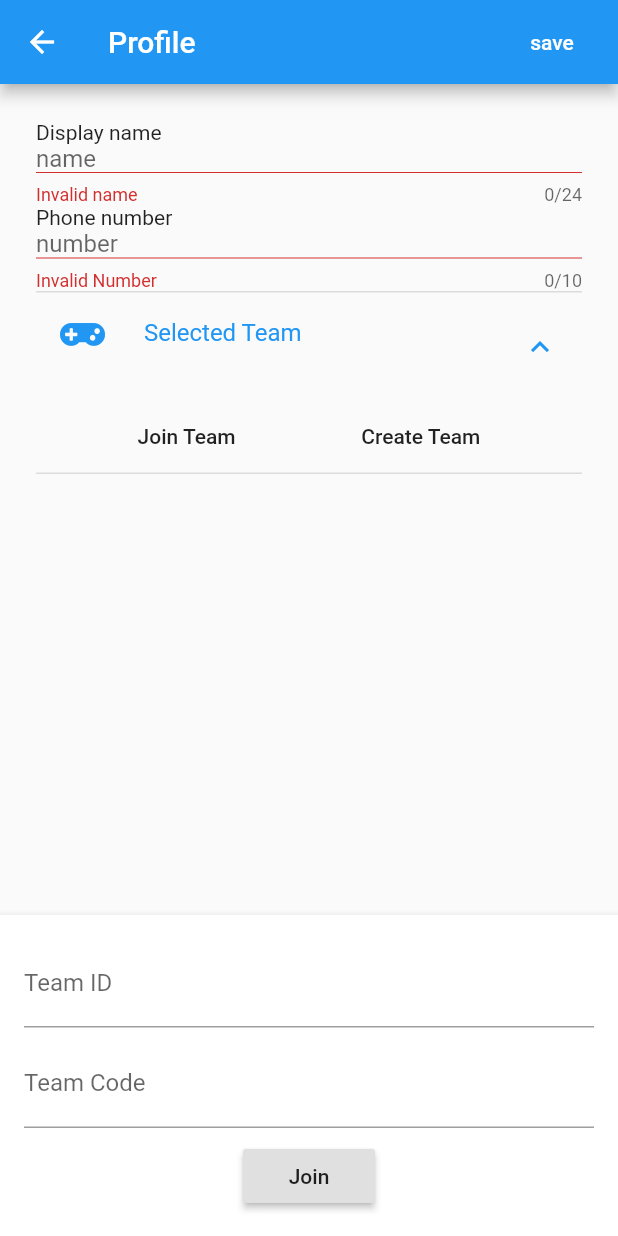
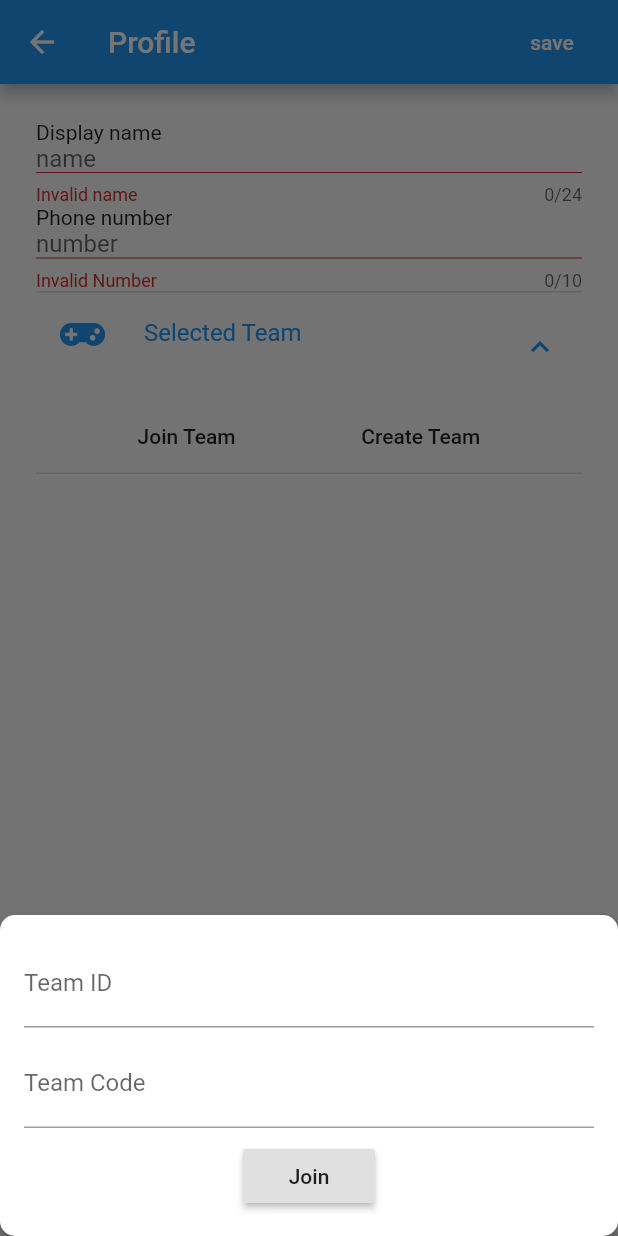
Before and after one commit to udhay24/cosmo, a Flutter app: the UserProfileScreen screen opened by its route, after a tap on "Selected Team", after a tap on "Join Team", on a phone screen of 412 x 824 dp. Run offline on Flutter 3.47's test engine with Material 2 defaults, Android fonts, the phone set to English and light mode, and no system bars; our stand-ins replace bloc, cloud_firestore, equatable, firebase_auth, flutter_bloc, flutter_icons and 4 more; accounts and stored records are empty; network calls fail.

Commit message:
converted the form to dialog

```diff
--- a/lib/main.dart
+++ b/lib/main.dart
@@ -55,9 +55,6 @@ class App extends StatelessWidget {
           navigatorKey: BlocProvider.of<NavigationBloc>(context).navigatorKey,
           onGenerateRoute: generateRoute,
           initialRoute: ScreenRoutes.SPLASH_SCREEN_ROUTE,
-          theme: ThemeData.light().copyWith(
-              canvasColor: Color.fromARGB(60, 240, 239, 239),
-          ),
         );
       },
       listener: (context, state) {
--- a/lib/user_detail/ui/join_team_form.dart
+++ b/lib/user_detail/ui/join_team_form.dart
@@ -1,28 +1,53 @@
 import 'package:flutter/material.dart';
 import 'package:flutter/widgets.dart';
 import 'package:flutter_bloc/flutter_bloc.dart';
+import 'package:font_awesome_flutter/font_awesome_flutter.dart';
 import 'package:pubg/user_detail/bloc/bloc.dart';
 import 'package:pubg/user_detail/bloc/user_profile_bloc.dart';
 
-class JoinTeamForm extends StatelessWidget {
-  final TextEditingController _teamIdController =
-      TextEditingController();
+class JoinTeamForm extends StatefulWidget {
+
+  final UserProfileBloc userProfileBloc;
+
+  JoinTeamForm({@required this.userProfileBloc});
+
+  @override
+  _JoinTeamFormState createState() => _JoinTeamFormState();
+}
+
+class _JoinTeamFormState extends State<JoinTeamForm> {
+
+  final TextEditingController _teamIDController =
+  TextEditingController();
   final TextEditingController _teamCodeController =
-      TextEditingController();
+  TextEditingController();
+
+  final GlobalKey<FormState> _globalKey = GlobalKey();
+
+  @override
+  void dispose() {
+    _teamCodeController.dispose();
+    _teamIDController.dispose();
+    super.dispose();
+  }
+
 
   @override
   Widget build(BuildContext context) {
     return BlocConsumer<UserProfileBloc, UserProfileState>(
+      bloc: widget.userProfileBloc,
         builder: (context, state) {
-      return Wrap(children: <Widget>[
-        Container(
-          color: Colors.white,
+      return Padding(
+        padding: MediaQuery.of(context).viewInsets,
+        child: Form(
+          key: _globalKey,
           child: Padding(
             padding: const EdgeInsets.all(16.0),
             child: Column(
+              mainAxisSize: MainAxisSize.min,
               children: [
                 TextFormField(
-                  controller: _teamIdController,
+                  controller: _teamIDController,
                   decoration: InputDecoration(labelText: "Team ID"),
                 ),
                 SizedBox(height: 8,),
@@ -36,14 +61,14 @@ class JoinTeamForm extends StatelessWidget {
                     onPressed: () {
                       BlocProvider.of<UserProfileBloc>(context).add(
                           JoinTeamPressed(
-                              teamID: _teamIdController.text,
+                              teamID: _teamIDController.text,
                               teamCode: _teamCodeController.text));
                     })
               ],
             ),
           ),
         ),
-      ]);
+      );
     }, listener: (context, state) {
       if (state is FindTeamSuccess) {
         Scaffold.of(context)
--- a/lib/user_detail/ui/profile_screen_form.dart
+++ b/lib/user_detail/ui/profile_screen_form.dart
@@ -164,7 +164,7 @@ class _UserProfileFormState extends State<UserProfileForm> {
         Row(
           mainAxisAlignment: MainAxisAlignment.spaceEvenly,
           children: <Widget>[
-            Builder(builder: (context) {
+            Builder(builder: (buildContext) {
               var button;
               if (value != null && (value.isNotEmpty)) {
                 button = "Change Team";
@@ -172,17 +172,36 @@ class _UserProfileFormState extends State<UserProfileForm> {
                 button = "Join Team";
               }
               return _buildTeamButton(button, () {
-                Scaffold.of(context).showBottomSheet(
-                    (context) => JoinTeamForm(),
+                showModalBottomSheet(
+                    context: context,
+                    builder: (buildContext) {
+                      return JoinTeamForm(
+                        userProfileBloc:
+                            BlocProvider.of<UserProfileBloc>(context),
+                      );
+                    },
                     backgroundColor: Colors.white,
-                    elevation: 4);
+                    shape: RoundedRectangleBorder(
+                        borderRadius: BorderRadius.horizontal(
+                            left: Radius.circular(10), right: Radius.circular(10))),
+                    elevation: 4,
+                    isScrollControlled: true
+                );
               });
             }),
             _buildTeamButton("Create Team", () {
-              Scaffold.of(context).showBottomSheet(
-                  (context) => CreateTeamForm(),
-                  backgroundColor: Colors.white,
-                  elevation: 4);
+              showModalBottomSheet(
+                context: context,
+                builder: (buildContext) => CreateTeamForm(
+                  userProfileBloc: BlocProvider.of<UserProfileBloc>(context),
+                ),
+                backgroundColor: Colors.white,
+                shape: RoundedRectangleBorder(
+                    borderRadius: BorderRadius.horizontal(
+                        left: Radius.circular(10), right: Radius.circular(10))),
+                elevation: 4,
+                isScrollControlled: true
+              );
             }),
           ],
         ),
```
Also changed, not shown: lib/user_detail/ui/create_team_form.dart (+22 -9 lines).
